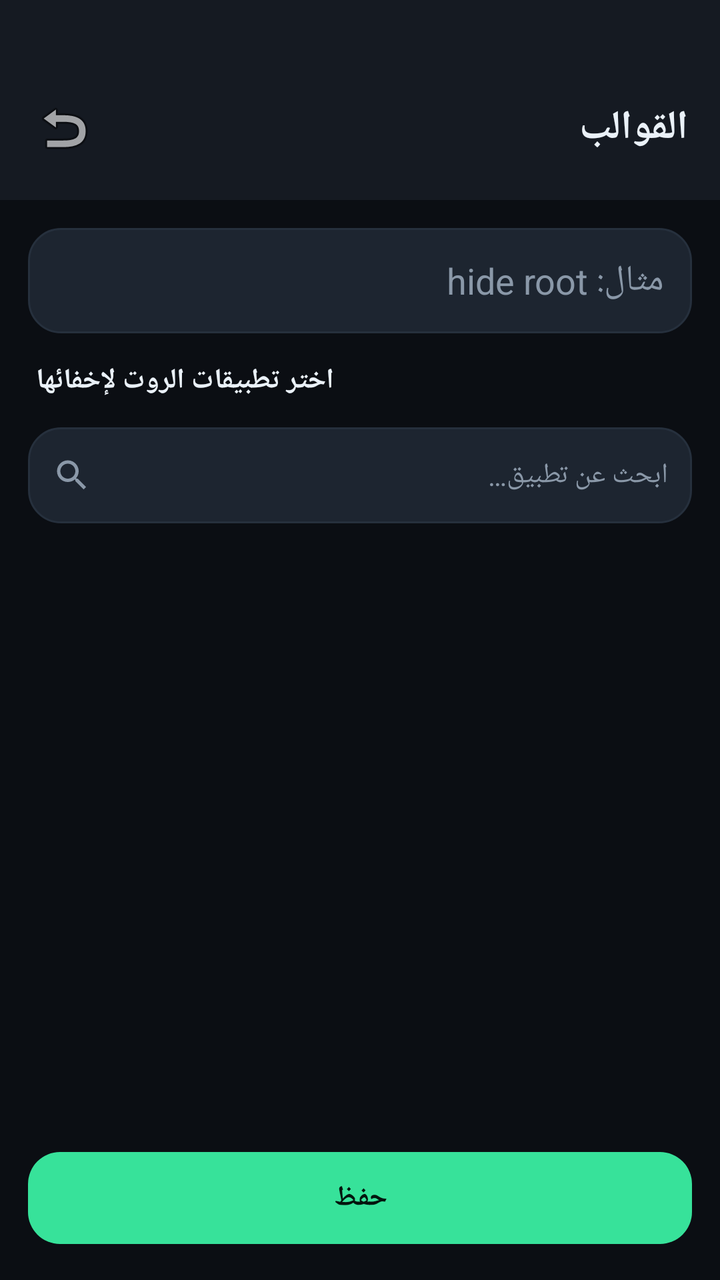
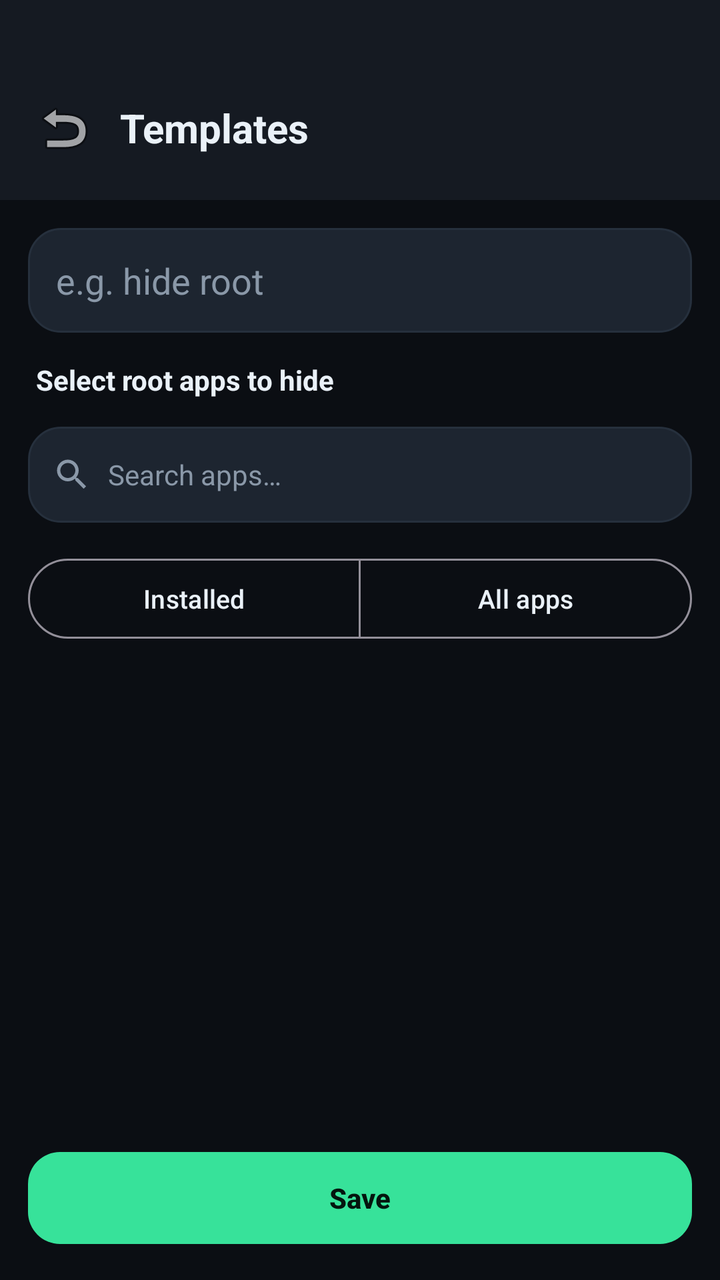

Before-and-after screenshots of an Android layout around one commit, followed by the original layout XML and the change that was made.
<!-- AndroidManifest.xml: application theme Theme.HideRoot -->
<!-- res/layout/activity_template_edit.xml -->
<?xml version="1.0" encoding="utf-8"?>
<LinearLayout xmlns:android="http://schemas.android.com/apk/res/android"
    android:layout_width="match_parent"
    android:layout_height="match_parent"
    android:background="@color/bg"
    android:orientation="vertical">

    <include layout="@layout/part_topbar" />

    <EditText
        android:id="@+id/name"
        android:layout_width="match_parent"
        android:layout_height="wrap_content"
        android:layout_margin="14dp"
        android:background="@drawable/search_bg"
        android:hint="@string/template_name_hint"
        android:textColorHint="@color/text_dim"
        android:textColor="@color/text"
        android:padding="14dp"
        android:inputType="text" />

    <TextView
        android:layout_width="wrap_content"
        android:layout_height="wrap_content"
        android:layout_marginStart="18dp"
        android:text="@string/select_root_apps"
        android:textColor="@color/text"
        android:textStyle="bold"
        android:textSize="14sp" />

    <include layout="@layout/part_search" />

    <androidx.recyclerview.widget.RecyclerView
        android:id="@+id/recycler"
        android:layout_width="match_parent"
        android:layout_height="0dp"
        android:layout_weight="1" />

    <com.google.android.material.button.MaterialButton
        android:id="@+id/btn_save"
        android:layout_width="match_parent"
        android:layout_height="54dp"
        android:layout_margin="14dp"
        android:text="@string/save"
        android:textStyle="bold"
        android:textColor="#04150E"
        app:backgroundTint="@color/accent"
        app:cornerRadius="16dp"
        xmlns:app="http://schemas.android.com/apk/res-auto" />
</LinearLayout>
<!-- res/layout/part_topbar.xml (included above) -->
<?xml version="1.0" encoding="utf-8"?>
<LinearLayout xmlns:android="http://schemas.android.com/apk/res/android"
    android:layout_width="match_parent"
    android:layout_height="wrap_content"
    android:orientation="horizontal"
    android:gravity="center_vertical"
    android:background="@color/surface"
    android:paddingTop="42dp"
    android:paddingBottom="14dp"
    android:paddingStart="10dp"
    android:paddingEnd="16dp">

    <ImageButton
        android:id="@+id/btn_back"
        android:layout_width="44dp"
        android:layout_height="44dp"
        android:background="?attr/selectableItemBackgroundBorderless"
        android:src="@android:drawable/ic_menu_revert"
        android:contentDescription="back" />

    <TextView
        android:id="@+id/title"
        android:layout_width="0dp"
        android:layout_height="wrap_content"
        android:layout_weight="1"
        android:layout_marginStart="6dp"
        android:text="@string/templates"
        android:textColor="@color/text"
        android:textSize="20sp"
        android:textStyle="bold" />
</LinearLayout>
<!-- res/layout/part_search.xml (included above) -->
<?xml version="1.0" encoding="utf-8"?>
<LinearLayout xmlns:android="http://schemas.android.com/apk/res/android"
    android:layout_width="match_parent"
    android:layout_height="wrap_content"
    android:orientation="horizontal"
    android:gravity="center_vertical"
    android:background="@drawable/search_bg"
    android:layout_margin="14dp"
    android:paddingStart="12dp"
    android:paddingEnd="12dp">

    <ImageView
        android:layout_width="20dp"
        android:layout_height="20dp"
        android:src="@drawable/ic_search" />

    <EditText
        android:id="@+id/search"
        android:layout_width="0dp"
        android:layout_weight="1"
        android:layout_height="48dp"
        android:layout_marginStart="8dp"
        android:background="@null"
        android:hint="@string/search_apps"
        android:textColorHint="@color/text_dim"
        android:textColor="@color/text"
        android:textSize="14sp"
        android:inputType="text" />
</LinearLayout>
<!-- resources referenced by this layout -->
<resources>
  <color name="accent">#37E29A</color>
  <color name="bg">#0B0E13</color>
  <color name="surface">#151A22</color>
  <color name="text">#EAF1F8</color>
  <color name="text_dim">#8A98A8</color>
  <!-- drawable ic_search (drawable) -->
  <vector xmlns:android="http://schemas.android.com/apk/res/android"
      android:width="24dp" android:height="24dp"
      android:viewportWidth="24" android:viewportHeight="24"
      android:tint="@color/text_dim">
      <path android:fillColor="#FFFFFF"
          android:pathData="M15.5,14h-0.79l-0.28,-0.27C15.41,12.59 16,11.11 16,9.5 16,5.91 13.09,3 9.5,3S3,5.91 3,9.5 5.91,16 9.5,16c1.61,0 3.09,-0.59 4.23,-1.57l0.27,0.28v0.79l5,4.99L20.49,19l-4.99,-5zM9.5,14C7.01,14 5,11.99 5,9.5S7.01,5 9.5,5 14,7.01 14,9.5 11.99,14 9.5,14z"/>
  </vector>
  <!-- drawable search_bg (drawable) -->
  <?xml version="1.0" encoding="utf-8"?>
  <shape xmlns:android="http://schemas.android.com/apk/res/android">
      <solid android:color="@color/surface2" />
      <corners android:radius="16dp" />
      <stroke android:width="1dp" android:color="@color/stroke" />
  </shape>
  <string name="save">حفظ</string>
  <string name="search_apps">ابحث عن تطبيق…</string>
  <string name="select_root_apps">اختر تطبيقات الروت لإخفائها</string>
  <string name="template_name_hint">مثال: hide root</string>
  <string name="templates">القوالب</string>
  <style name="Theme.HideRoot" parent="Theme.Material3.Dark.NoActionBar">
          <item name="colorPrimary">@color/accent</item>
          <item name="colorOnPrimary">#04150E</item>
          <item name="colorSecondary">@color/accent</item>
          <item name="android:colorBackground">@color/bg</item>
          <item name="colorSurface">@color/surface</item>
          <item name="colorOnSurface">@color/text</item>
          <item name="android:statusBarColor">@color/bg</item>
          <item name="android:navigationBarColor">@color/bg</item>
          <item name="android:windowLightStatusBar">false</item>
      </style>
  <color name="surface2">#1D2530</color>
  <color name="stroke">#26303D</color>
</resources>

<!-- the commit's change to res/layout/activity_template_edit.xml (unified diff, before → after) -->
@@ -29,6 +29,7 @@
         android:textSize="14sp" />
 
     <include layout="@layout/part_search" />
+    <include layout="@layout/part_filter" />
 
     <androidx.recyclerview.widget.RecyclerView
         android:id="@+id/recycler"
@@ -110,3 +111,35 @@
         android:textSize="14sp"
         android:inputType="text" />
 </LinearLayout>
+<!-- res/layout/part_filter.xml (included above) -->
+<?xml version="1.0" encoding="utf-8"?>
+<com.google.android.material.button.MaterialButtonToggleGroup
+    xmlns:android="http://schemas.android.com/apk/res/android"
+    xmlns:app="http://schemas.android.com/apk/res-auto"
+    android:id="@+id/filter_group"
+    android:layout_width="match_parent"
+    android:layout_height="wrap_content"
+    android:layout_marginStart="14dp"
+    android:layout_marginEnd="14dp"
+    android:layout_marginBottom="6dp"
+    app:singleSelection="true"
+    app:selectionRequired="true">
+
+    <com.google.android.material.button.MaterialButton
+        android:id="@+id/btn_user"
+        style="@style/Widget.Material3.Button.OutlinedButton"
+        android:layout_width="0dp"
+        android:layout_weight="1"
+        android:layout_height="wrap_content"
+        android:textSize="13sp"
+        android:text="@string/filter_user" />
+
+    <com.google.android.material.button.MaterialButton
+        android:id="@+id/btn_all"
+        style="@style/Widget.Material3.Button.OutlinedButton"
+        android:layout_width="0dp"
+        android:layout_weight="1"
+        android:layout_height="wrap_content"
+        android:textSize="13sp"
+        android:text="@string/filter_all" />
+</com.google.android.material.button.MaterialButtonToggleGroup>
<!-- resource entries referenced after the edit -->
@@ -20,11 +20,13 @@
       <corners android:radius="16dp" />
       <stroke android:width="1dp" android:color="@color/stroke" />
   </shape>
-  <string name="save">حفظ</string>
-  <string name="search_apps">ابحث عن تطبيق…</string>
-  <string name="select_root_apps">اختر تطبيقات الروت لإخفائها</string>
-  <string name="template_name_hint">مثال: hide root</string>
-  <string name="templates">القوالب</string>
+  <string name="filter_all">All apps</string>
+  <string name="filter_user">Installed</string>
+  <string name="save">Save</string>
+  <string name="search_apps">Search apps…</string>
+  <string name="select_root_apps">Select root apps to hide</string>
+  <string name="template_name_hint">e.g. hide root</string>
+  <string name="templates">Templates</string>
   <style name="Theme.HideRoot" parent="Theme.Material3.Dark.NoActionBar">
           <item name="colorPrimary">@color/accent</item>
           <item name="colorOnPrimary">#04150E</item>
